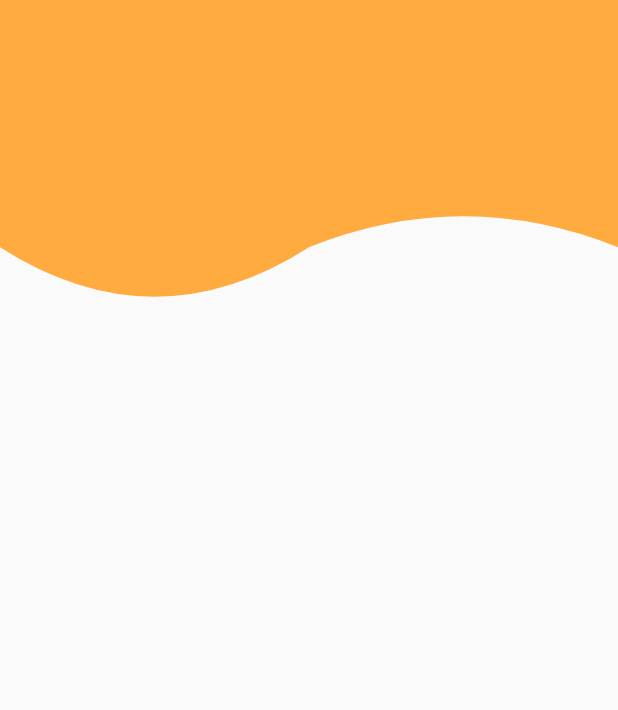
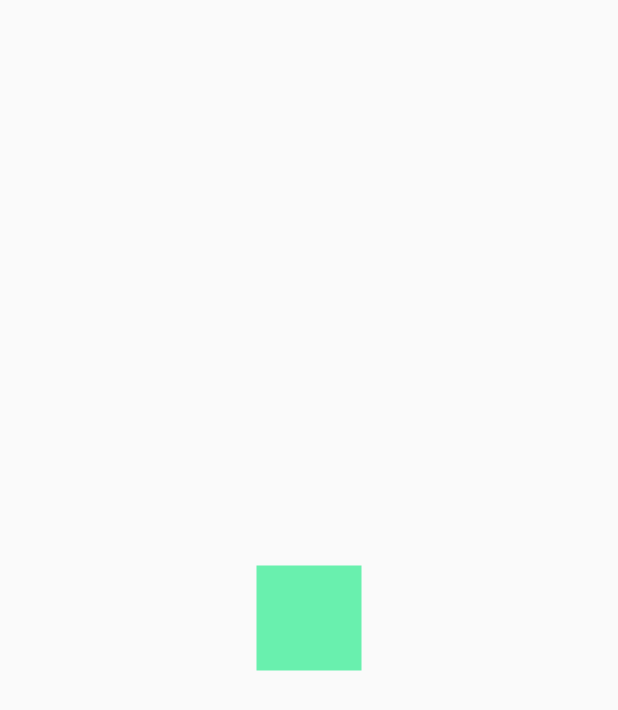
Before and after one commit to Marisabel-Condori/animaciones-flutter, a Flutter app: the screen it shows after launch, on a phone screen of 412 x 824 dp. Shown: the top 710 px of the screen. Run offline on Flutter 3.47's test engine with Material 2 defaults, Android fonts, the phone set to English and light mode, and no system bars.

Commit message:
animaciones

```diff
--- a/lib/main.dart
+++ b/lib/main.dart
@@ -1,3 +1,4 @@
+import 'package:custom_painter/pages/animaciones_page.dart';
 import 'package:custom_painter/pages/header_page.dart';
 import 'package:flutter/material.dart';
 
@@ -9,7 +10,7 @@ class MyApp extends StatelessWidget {
     return MaterialApp(
       title: 'Material App',
       debugShowCheckedModeBanner: false,
-      home: HeadersPage()
+      home: AnimacionesPage()
     );
   }
 }
--- /dev/null
+++ b/lib/pages/animaciones_page.dart
@@ -0,0 +1,38 @@
+import 'package:flutter/material.dart';
+
+class AnimacionesPage extends StatelessWidget {
+
+  @override
+  Widget build(BuildContext context) {
+    return Scaffold(
+      body: Center(
+        child: CuadradoAnimado(),
+      )
+    );
+  }
+}
+
+class CuadradoAnimado extends StatefulWidget {
+
+  @override
+  _CuadradoAnimadoState createState() => _CuadradoAnimadoState();
+}
+
+class _CuadradoAnimadoState extends State<CuadradoAnimado> {
+  @override
+  Widget build(BuildContext context) {
+    return _Cuadrado();
+  }
+}
+
+class _Cuadrado extends StatelessWidget {
+
+  @override
+  Widget build(BuildContext context) {
+    return Container(
+      height: 70.0,
+      width: 70.0,
+      color: Colors.greenAccent,
+    );
+  }
+}
```
